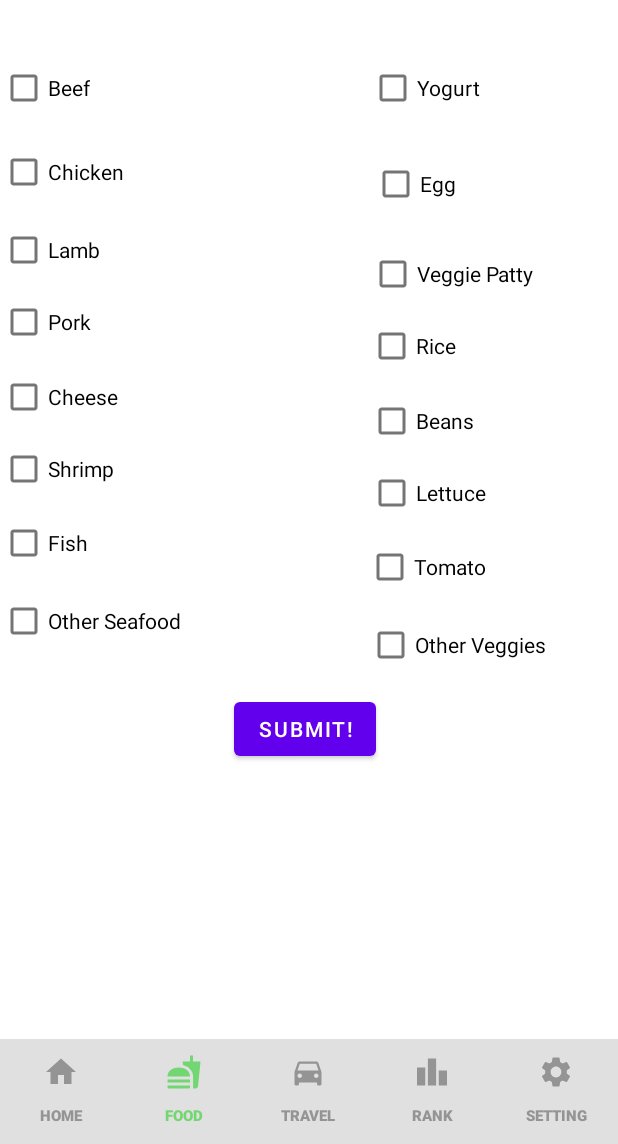
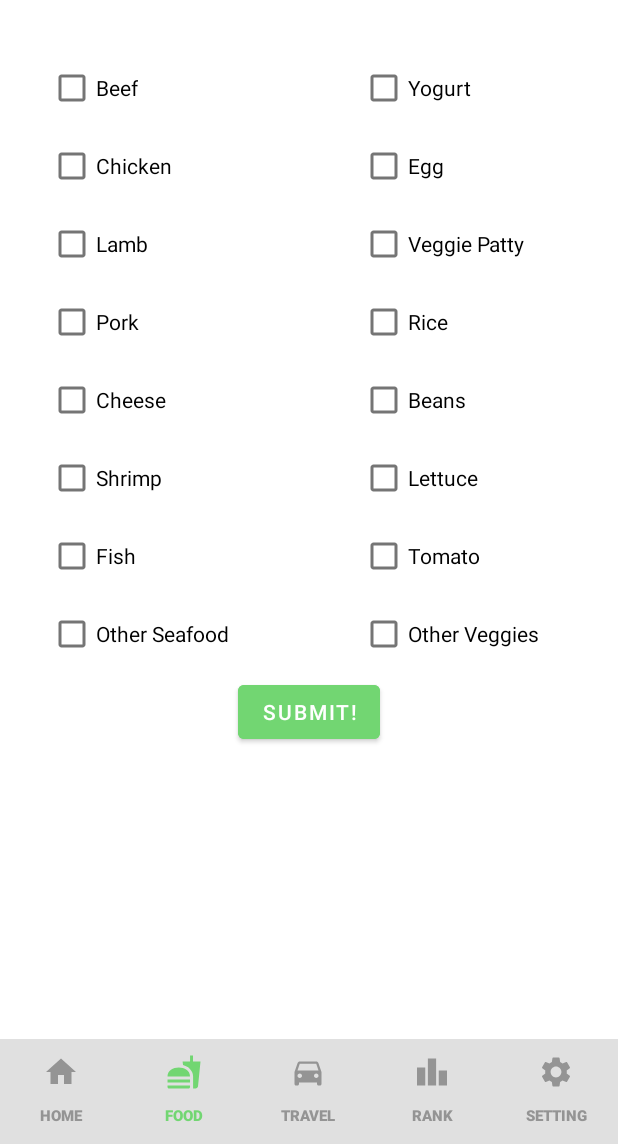
Before and after one commit to AlexNiu1/Carbon_E-Race, an Android app: the Food screen opened directly, with no data from a screen before it, on a phone screen of 412 x 824 dp, the part 92-1236 px from its top. Run offline under Robolectric (Android 15) with nearby library versions, the phone set to English and light mode, and no system bars; our stand-ins replace navigation-ui; Roboto replaces fonts that are not available here.

Commit message:
committed food list

```diff
--- a/app/src/main/res/layout/activity_food.xml
+++ b/app/src/main/res/layout/activity_food.xml
@@ -14,78 +14,80 @@
         android:id="@+id/checkBox26"
         android:layout_width="wrap_content"
         android:layout_height="wrap_content"
-        android:layout_marginEnd="108dp"
+        android:layout_marginStart="-172dp"
+        android:layout_marginTop="4dp"
         android:text="Rice"
-        app:layout_constraintEnd_toEndOf="parent"
+        app:layout_constraintStart_toEndOf="parent"
         app:layout_constraintTop_toBottomOf="@+id/checkBox24" />
 
     <CheckBox
         android:id="@+id/checkBox23"
         android:layout_width="wrap_content"
         android:layout_height="wrap_content"
-        android:layout_marginEnd="88dp"
+        android:layout_marginStart="-172dp"
+        android:layout_marginTop="4dp"
         android:text="Lettuce"
-        app:layout_constraintEnd_toEndOf="parent"
+        app:layout_constraintStart_toEndOf="parent"
         app:layout_constraintTop_toBottomOf="@+id/checkBox28" />
 
     <CheckBox
         android:id="@+id/checkBox24"
         android:layout_width="wrap_content"
         android:layout_height="wrap_content"
-        android:layout_marginTop="12dp"
-        android:layout_marginEnd="56dp"
+        android:layout_marginStart="-172dp"
+        android:layout_marginTop="4dp"
         android:text="Veggie Patty"
-        app:layout_constraintEnd_toEndOf="parent"
+        app:layout_constraintStart_toEndOf="parent"
         app:layout_constraintTop_toBottomOf="@+id/checkBox30" />
 
     <CheckBox
         android:id="@+id/checkBox25"
         android:layout_width="wrap_content"
         android:layout_height="wrap_content"
+        android:layout_marginStart="-172dp"
         android:layout_marginTop="4dp"
-        android:layout_marginEnd="48dp"
         android:text="Other Veggies"
-        app:layout_constraintEnd_toEndOf="parent"
+        app:layout_constraintStart_toEndOf="parent"
         app:layout_constraintTop_toBottomOf="@+id/checkBox27" />
 
     <CheckBox
         android:id="@+id/checkBox28"
         android:layout_width="wrap_content"
         android:layout_height="wrap_content"
-        android:layout_marginTop="2dp"
-        android:layout_marginEnd="96dp"
+        android:layout_marginStart="-172dp"
+        android:layout_marginTop="4dp"
         android:text="Beans"
-        app:layout_constraintEnd_toEndOf="parent"
+        app:layout_constraintStart_toEndOf="parent"
         app:layout_constraintTop_toBottomOf="@+id/checkBox26" />
 
     <CheckBox
         android:id="@+id/checkBox29"
         android:layout_width="wrap_content"
         android:layout_height="wrap_content"
+        android:layout_marginStart="-172dp"
         android:layout_marginTop="96dp"
-        android:layout_marginEnd="92dp"
         android:text="Yogurt"
-        app:layout_constraintEnd_toEndOf="parent"
+        app:layout_constraintStart_toEndOf="parent"
         app:layout_constraintTop_toTopOf="parent" />
 
     <CheckBox
         android:id="@+id/checkBox30"
         android:layout_width="wrap_content"
         android:layout_height="wrap_content"
-        android:layout_marginTop="16dp"
-        android:layout_marginEnd="108dp"
+        android:layout_marginStart="-172dp"
+        android:layout_marginTop="4dp"
         android:text="Egg"
-        app:layout_constraintEnd_toEndOf="parent"
+        app:layout_constraintStart_toEndOf="parent"
         app:layout_constraintTop_toBottomOf="@+id/checkBox29" />
 
     <CheckBox
         android:id="@+id/checkBox27"
         android:layout_width="wrap_content"
         android:layout_height="wrap_content"
-        android:layout_marginTop="1dp"
-        android:layout_marginEnd="88dp"
+        android:layout_marginStart="-172dp"
+        android:layout_marginTop="4dp"
         android:text="Tomato"
-        app:layout_constraintEnd_toEndOf="parent"
+        app:layout_constraintStart_toEndOf="parent"
         app:layout_constraintTop_toBottomOf="@+id/checkBox23" />
 
     <LinearLayout
@@ -191,11 +193,12 @@
         android:id="@+id/submit"
         android:layout_width="wrap_content"
         android:layout_height="wrap_content"
-        android:layout_marginStart="156dp"
-        android:layout_marginTop="8dp"
+        android:layout_marginTop="4dp"
         android:layout_marginBottom="24dp"
+        android:backgroundTint="#72D672"
         android:text="Submit!"
         app:layout_constraintBottom_toBottomOf="parent"
+        app:layout_constraintEnd_toEndOf="parent"
         app:layout_constraintStart_toStartOf="parent"
         app:layout_constraintTop_toBottomOf="@+id/checkBox25"
         app:layout_constraintVertical_bias="0.0" />
@@ -204,70 +207,80 @@
         android:id="@+id/checkBox15"
         android:layout_width="wrap_content"
         android:layout_height="wrap_content"
+        android:layout_marginStart="32dp"
         android:layout_marginTop="96dp"
         android:text="Beef"
-        app:layout_constraintTop_toTopOf="parent"
-        tools:layout_editor_absoluteX="16dp" />
+        app:layout_constraintStart_toStartOf="parent"
+        app:layout_constraintTop_toTopOf="parent" />
 
     <CheckBox
         android:id="@+id/checkBox16"
         android:layout_width="wrap_content"
         android:layout_height="wrap_content"
-        android:layout_marginTop="8dp"
+        android:layout_marginStart="32dp"
+        android:layout_marginTop="4dp"
         android:text="Chicken"
-        app:layout_constraintTop_toBottomOf="@+id/checkBox15"
-        tools:layout_editor_absoluteX="16dp" />
+        app:layout_constraintStart_toStartOf="parent"
+        app:layout_constraintTop_toBottomOf="@+id/checkBox15" />
 
     <CheckBox
         android:id="@+id/checkBox17"
         android:layout_width="wrap_content"
         android:layout_height="wrap_content"
+        android:layout_marginStart="32dp"
         android:layout_marginTop="4dp"
         android:text="Lamb"
-        app:layout_constraintTop_toBottomOf="@+id/checkBox16"
-        tools:layout_editor_absoluteX="113dp" />
+        app:layout_constraintStart_toStartOf="parent"
+        app:layout_constraintTop_toBottomOf="@+id/checkBox16" />
 
     <CheckBox
         android:id="@+id/checkBox18"
         android:layout_width="wrap_content"
         android:layout_height="wrap_content"
+        android:layout_marginStart="32dp"
+        android:layout_marginTop="4dp"
         android:text="Pork"
-        app:layout_constraintTop_toBottomOf="@+id/checkBox17"
-        tools:layout_editor_absoluteX="113dp" />
+        app:layout_constraintStart_toStartOf="parent"
+        app:layout_constraintTop_toBottomOf="@+id/checkBox17" />
 
     <CheckBox
         android:id="@+id/checkBox19"
         android:layout_width="wrap_content"
         android:layout_height="wrap_content"
-        android:layout_marginTop="2dp"
+        android:layout_marginStart="32dp"
+        android:layout_marginTop="4dp"
         android:text="Cheese"
-        app:layout_constraintTop_toBottomOf="@+id/checkBox18"
-        tools:layout_editor_absoluteX="113dp" />
+        app:layout_constraintStart_toStartOf="parent"
+        app:layout_constraintTop_toBottomOf="@+id/checkBox18" />
 
     <CheckBox
         android:id="@+id/checkBox20"
         android:layout_width="wrap_content"
         android:layout_height="wrap_content"
+        android:layout_marginStart="32dp"
+        android:layout_marginTop="4dp"
         android:text="Shrimp"
-        app:layout_constraintTop_toBottomOf="@+id/checkBox19"
-        tools:layout_editor_absoluteX="113dp" />
+        app:layout_constraintStart_toStartOf="parent"
+        app:layout_constraintTop_toBottomOf="@+id/checkBox19" />
 
     <CheckBox
         android:id="@+id/checkBox21"
         android:layout_width="wrap_content"
         android:layout_height="wrap_content"
-        android:layout_marginTop="1dp"
+        android:layout_marginStart="32dp"
+        android:layout_marginTop="4dp"
         android:text="Fish"
-        app:layout_constraintTop_toBottomOf="@+id/checkBox20"
-        tools:layout_editor_absoluteX="113dp" />
+        app:layout_constraintStart_toStartOf="parent"
+        app:layout_constraintTop_toBottomOf="@+id/checkBox20" />
 
     <CheckBox
         android:id="@+id/checkBox22"
         android:layout_width="wrap_content"
         android:layout_height="wrap_content"
+        android:layout_marginStart="32dp"
         android:layout_marginTop="4dp"
         android:text="Other Seafood"
-        app:layout_constraintTop_toBottomOf="@+id/checkBox21"
-        tools:layout_editor_absoluteX="113dp" />
+        app:layout_constraintStart_toStartOf="parent"
+        app:layout_constraintTop_toBottomOf="@+id/checkBox21" />
 
 </androidx.constraintlayout.widget.ConstraintLayout>
```
